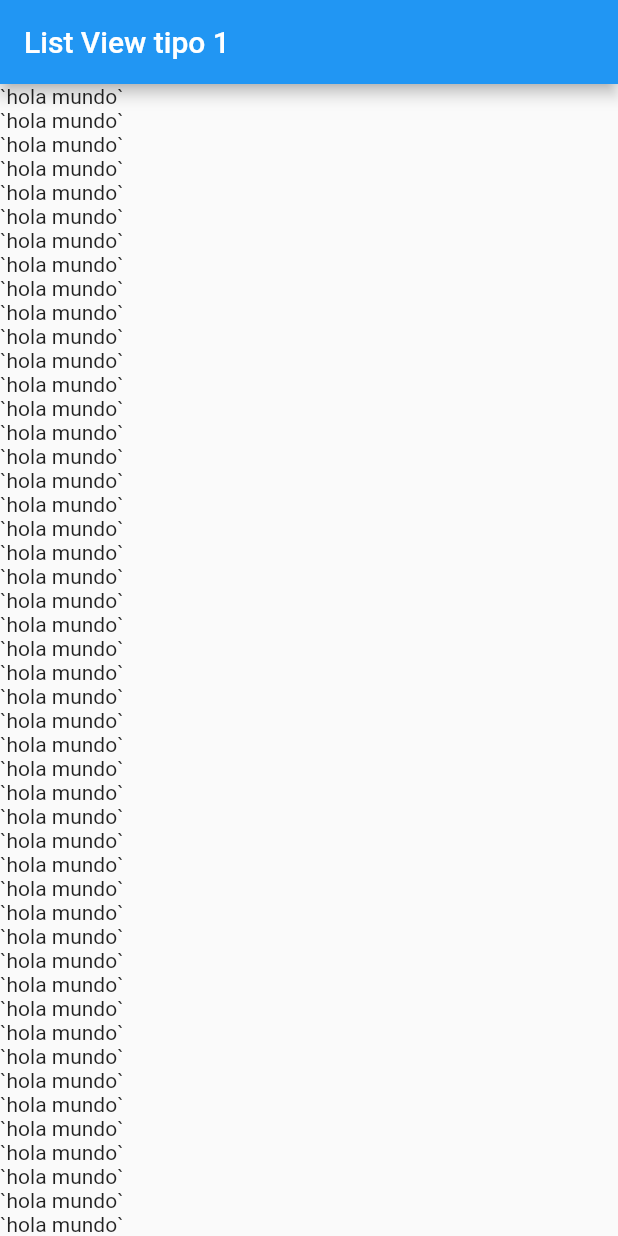
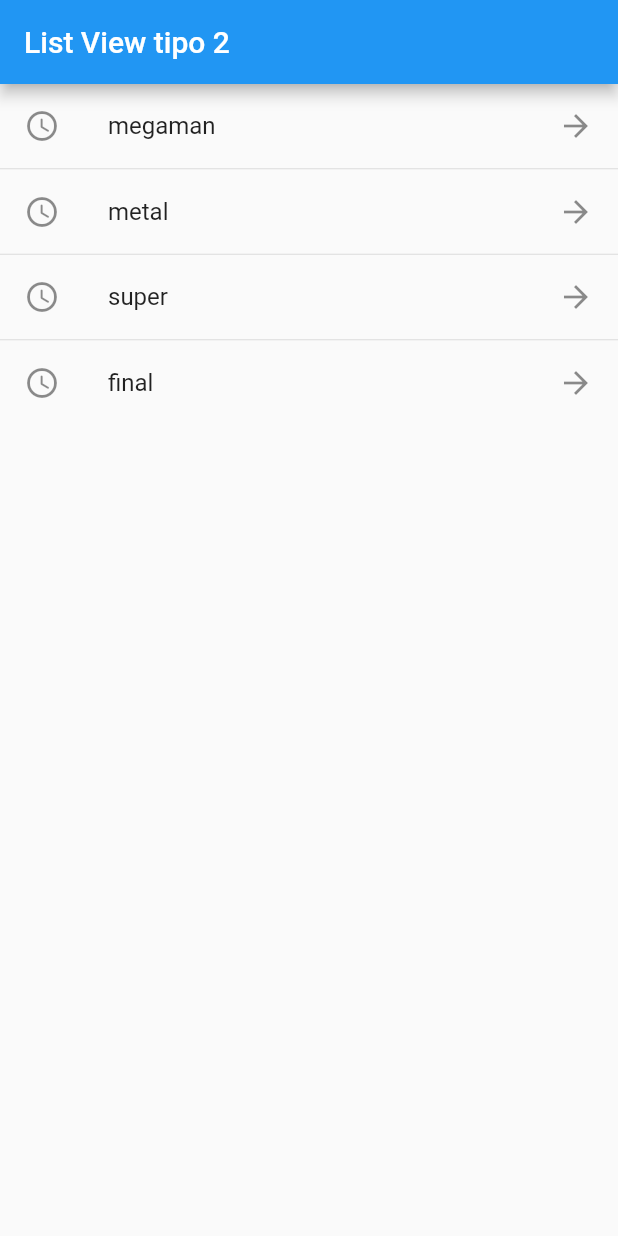
Before and after one commit to cristiandrc/flutter_components, a Flutter app: the screen it shows after launch, on a phone screen of 412 x 824 dp. Run offline on Flutter 3.47's test engine with Material 2 defaults, Android fonts, the phone set to English and light mode, and no system bars.

Commit message:
use lisView.separated

```diff
--- a/lib/main.dart
+++ b/lib/main.dart
@@ -1,5 +1,5 @@
 import 'package:flutter/material.dart';
-import './screens/listvew1_screen.dart';
+import './screens/listvew2_screen.dart';
 
 void main() => runApp(const MyApp());
 
@@ -11,7 +11,7 @@ class MyApp extends StatelessWidget {
     return const MaterialApp(
       debugShowCheckedModeBanner: false,
       title: 'Material App',
-      home: ListVew1Screen(),
+      home: ListVew2Screen(),
     );
   }
 }
--- a/lib/screens/listvew1_screen.dart
+++ b/lib/screens/listvew1_screen.dart
@@ -2,155 +2,22 @@ import 'package:flutter/material.dart';
 
 class ListVew1Screen extends StatelessWidget {
   const ListVew1Screen({super.key});
-
+  final options = const ["megaman", 'metal', 'super', 'final'];
   @override
   Widget build(BuildContext context) {
     return Scaffold(
         appBar: AppBar(title: const Text('List View tipo 1')),
         body: ListView(
-          children: const [
-            Text('`hola mundo`'),
-            Text('`hola mundo`'),
-            Text('`hola mundo`'),
-            Text('`hola mundo`'),
-            Text('`hola mundo`'),
-            Text('`hola mundo`'),
-            Text('`hola mundo`'),
-            Text('`hola mundo`'),
-            Text('`hola mundo`'),
-            Text('`hola mundo`'),
-            Text('`hola mundo`'),
-            Text('`hola mundo`'),
-            Text('`hola mundo`'),
-            Text('`hola mundo`'),
-            Text('`hola mundo`'),
-            Text('`hola mundo`'),
-            Text('`hola mundo`'),
-            Text('`hola mundo`'),
-            Text('`hola mundo`'),
-            Text('`hola mundo`'),
-            Text('`hola mundo`'),
-            Text('`hola mundo`'),
-            Text('`hola mundo`'),
-            Text('`hola mundo`'),
-            Text('`hola mundo`'),
-            Text('`hola mundo`'),
-            Text('`hola mundo`'),
-            Text('`hola mundo`'),
-            Text('`hola mundo`'),
-            Text('`hola mundo`'),
-            Text('`hola mundo`'),
-            Text('`hola mundo`'),
-            Text('`hola mundo`'),
-            Text('`hola mundo`'),
-            Text('`hola mundo`'),
-            Text('`hola mundo`'),
-            Text('`hola mundo`'),
-            Text('`hola mundo`'),
-            Text('`hola mundo`'),
-            Text('`hola mundo`'),
-            Text('`hola mundo`'),
-            Text('`hola mundo`'),
-            Text('`hola mundo`'),
-            Text('`hola mundo`'),
-            Text('`hola mundo`'),
-            Text('`hola mundo`'),
-            Text('`hola mundo`'),
-            Text('`hola mundo`'),
-            Text('`hola mundo`'),
-            Text('`hola mundo`'),
-            Text('`hola mundo`'),
-            Text('`hola mundo`'),
-            Text('`hola mundo`'),
-            Text('`hola mundo`'),
-            Text('`hola mundo`'),
-            Text('`hola mundo`'),
-            Text('`hola mundo`'),
-            Text('`hola mundo`'),
-            Text('`hola mundo`'),
-            Text('`hola mundo`'),
-            Text('`hola mundo`'),
-            Text('`hola mundo`'),
-            Text('`hola mundo`'),
-            Text('`hola mundo`'),
-            Text('`hola mundo`'),
-            Text('`hola mundo`'),
-            Text('`hola mundo`'),
-            Text('`hola mundo`'),
-            Text('`hola mundo`'),
-            Text('`hola mundo`'),
-            Text('`hola mundo`'),
-            Text('`hola mundo`'),
-            Text('`hola mundo`'),
-            Text('`hola mundo`'),
-            Text('`hola mundo`'),
-            Text('`hola mundo`'),
-            Text('`hola mundo`'),
-            Text('`hola mundo`'),
-            Text('`hola mundo`'),
-            Text('`hola mundo`'),
-            Text('`hola mundo`'),
-            Text('`hola mundo`'),
-            Text('`hola mundo`'),
-            Text('`hola mundo`'),
-            Text('`hola mundo`'),
-            Text('`hola mundo`'),
-            Text('`hola mundo`'),
-            Text('`hola mundo`'),
-            Text('`hola mundo`'),
-            Text('`hola mundo`'),
-            Text('`hola mundo`'),
-            Text('`hola mundo`'),
-            Text('`hola mundo`'),
-            Text('`hola mundo`'),
-            Text('`hola mundo`'),
-            Text('`hola mundo`'),
-            Text('`hola mundo`'),
-            Text('`hola mundo`'),
-            Text('`hola mundo`'),
-            Text('`hola mundo`'),
-            Text('`hola mundo`'),
-            Text('`hola mundo`'),
-            Text('`hola mundo`'),
-            Text('`hola mundo`'),
-            Text('`hola mundo`'),
-            Text('`hola mundo`'),
-            Text('`hola mundo`'),
-            Text('`hola mundo`'),
-            Text('`hola mundo`'),
-            Text('`hola mundo`'),
-            Text('`hola mundo`'),
-            Text('`hola mundo`'),
-            Text('`hola mundo`'),
-            Text('`hola mundo`'),
-            Text('`hola mundo`'),
-            Text('`hola mundo`'),
-            Text('`hola mundo`'),
-            Text('`hola mundo`'),
-            Text('`hola mundo`'),
-            Text('`hola mundo`'),
-            Text('`hola mundo`'),
-            Text('`hola mundo`'),
-            Text('`hola mundo`'),
-            Text('`hola mundo`'),
-            Text('`hola mundo`'),
-            Text('`hola mundo`'),
-            Text('`hola mundo`'),
-            Text('`hola mundo`'),
-            Text('`hola mundo`'),
-            Text('`hola mundo`'),
-            Text('`hola mundo`'),
-            Text('`hola mundo`'),
-            Text('`hola mundo`'),
-            Text('`hola mundo`'),
-            Text('`hola mundo`'),
-            Text('`hola mundo`'),
-            Text('`hola mundo`'),
-            Text('`hola mundo`'),
-            Text('`hola mundo`'),
-            Text('`hola mundo`'),
-            Text('`hola mundo`'),
-            Text('`hola mundo`'),
+          children: [
+            ...options
+                .map(
+                  (e) => ListTile(
+                    leading: const Icon(Icons.access_time_filled),
+                    title: Text(e),
+                    trailing: const Icon(Icons.arrow_forward_ios),
+                  ),
+                )
+                .toList()
           ],
         ));
   }
--- /dev/null
+++ b/lib/screens/listvew2_screen.dart
@@ -0,0 +1,21 @@
+import 'package:flutter/material.dart';
+
+class ListVew2Screen extends StatelessWidget {
+  const ListVew2Screen({super.key});
+  final options = const ["megaman", 'metal', 'super', 'final'];
+  @override
+  Widget build(BuildContext context) {
+    return Scaffold(
+      appBar: AppBar(title: const Text('List View tipo 2')),
+      body: ListView.separated(
+        itemBuilder: (BuildContext context, int i) => ListTile(
+          title: Text(options[i]),
+          trailing: const Icon(Icons.arrow_forward),
+          leading: const Icon(Icons.access_time_rounded),
+        ),
+        itemCount: options.length,
+        separatorBuilder: (_, __) => const Divider(height: 1.0),
+      ),
+    );
+  }
+}
```
